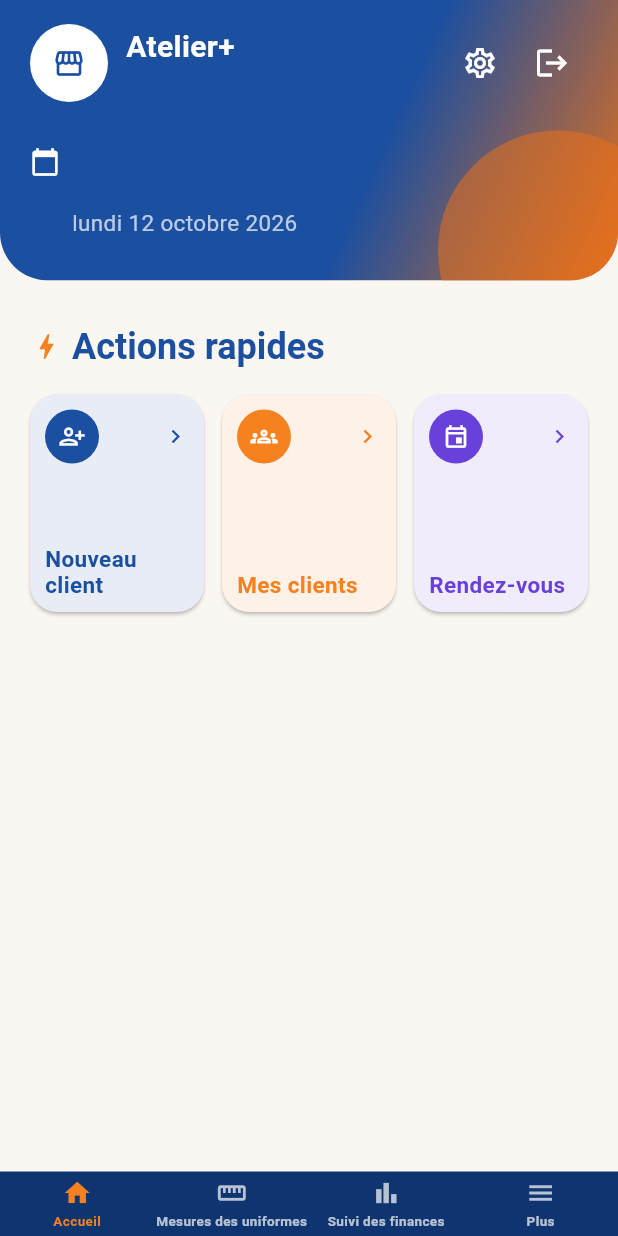
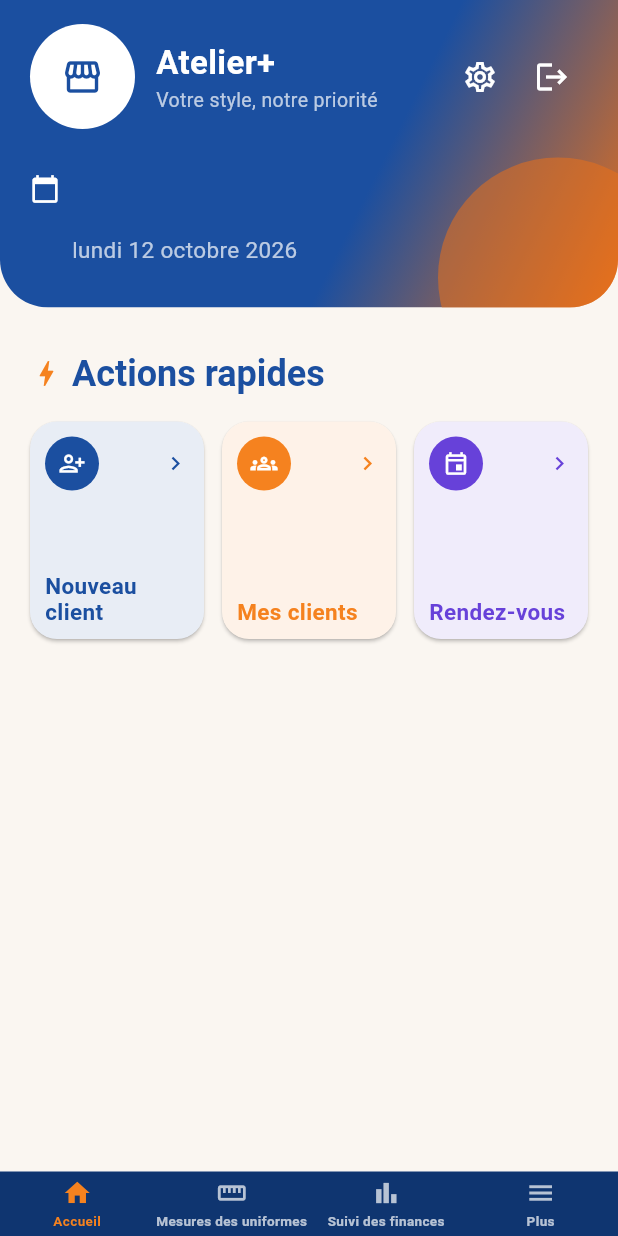
Before and after one commit to ouattaradanou-debug/forevercare-ai, a Flutter app: the screen it shows once a user with an empty profile is signed in, on a phone screen of 412 x 824 dp. Run offline on Flutter 3.47's test engine with Material 3 defaults, Android fonts, the phone set to English and light mode, and no system bars; our stand-ins replace audioplayers, cached_network_image, connectivity_plus, drift, flutter_contacts, flutter_image_compress and 16 more; missing offline and left inert: record; accounts and stored records are empty; generated files the repository leaves out were written again.

Commit message:
Agrandit le logo de l'en-tête et ajoute le slogan comme sur le modèle
Logo plus grand (rayon 24→32). Remplace "Propriétaire"/"Apprenti" par
le slogan "Votre style, notre priorité" sous le nom de l'atelier,
comme demandé explicitement par le tailleur pour correspondre au
modèle envoyé.

Co-Authored-By: Claude Sonnet 5 <noreply@anthropic.com>
Claude-Session: https://claude.ai/code/session_01HPRTXPCgGzxUX9YW2QHUsa

```diff
--- a/atelier_plus/lib/features/auth/presentation/ecran_accueil_provisoire.dart
+++ b/atelier_plus/lib/features/auth/presentation/ecran_accueil_provisoire.dart
@@ -295,22 +295,22 @@ class _EnTete extends StatelessWidget {
             Row(
               children: [
                 Container(
-                  padding: const EdgeInsets.all(2),
+                  padding: const EdgeInsets.all(3),
                   decoration: const BoxDecoration(shape: BoxShape.circle, color: Colors.white),
                   child: atelier.when(
                     data: (a) => CircleAvatar(
-                      radius: 24,
+                      radius: 32,
                       backgroundColor: Colors.white24,
                       backgroundImage: a?.logoUrl == null ? null : NetworkImage(a!.logoUrl!),
                       child: a?.logoUrl == null
-                          ? const Icon(Icons.storefront, color: _CouleursAccueil.enteteHaut, size: 22)
+                          ? const Icon(Icons.storefront, color: _CouleursAccueil.enteteHaut, size: 28)
                           : null,
                     ),
-                    loading: () => const CircleAvatar(radius: 24, backgroundColor: Colors.white24),
-                    error: (_, __) => const CircleAvatar(radius: 24, backgroundColor: Colors.white24),
+                    loading: () => const CircleAvatar(radius: 32, backgroundColor: Colors.white24),
+                    error: (_, __) => const CircleAvatar(radius: 32, backgroundColor: Colors.white24),
                   ),
                 ),
-                const SizedBox(width: 12),
+                const SizedBox(width: 14),
                 Expanded(
                   child: Column(
                     crossAxisAlignment: CrossAxisAlignment.start,
@@ -320,7 +320,7 @@ class _EnTete extends StatelessWidget {
                           a?.nom ?? 'Atelier+',
                           style: const TextStyle(
                             color: Colors.white,
-                            fontSize: 20,
+                            fontSize: 22,
                             fontWeight: FontWeight.bold,
                           ),
                           overflow: TextOverflow.ellipsis,
@@ -328,13 +328,10 @@ class _EnTete extends StatelessWidget {
                         loading: () => const SizedBox.shrink(),
                         error: (_, __) => const SizedBox.shrink(),
                       ),
-                      utilisateur.when(
-                        data: (u) => Text(
-                          u == null ? '' : (u.estProprietaire ? 'Propriétaire' : 'Apprenti'),
-                          style: const TextStyle(color: Colors.white70, fontSize: 14),
-                        ),
-                        loading: () => const SizedBox.shrink(),
-                        error: (_, __) => const SizedBox.shrink(),
+                      const Text(
+                        'Votre style, notre priorité',
+                        style: TextStyle(color: Colors.white70, fontSize: 13),
+                        overflow: TextOverflow.ellipsis,
                       ),
                     ],
                   ),
```
